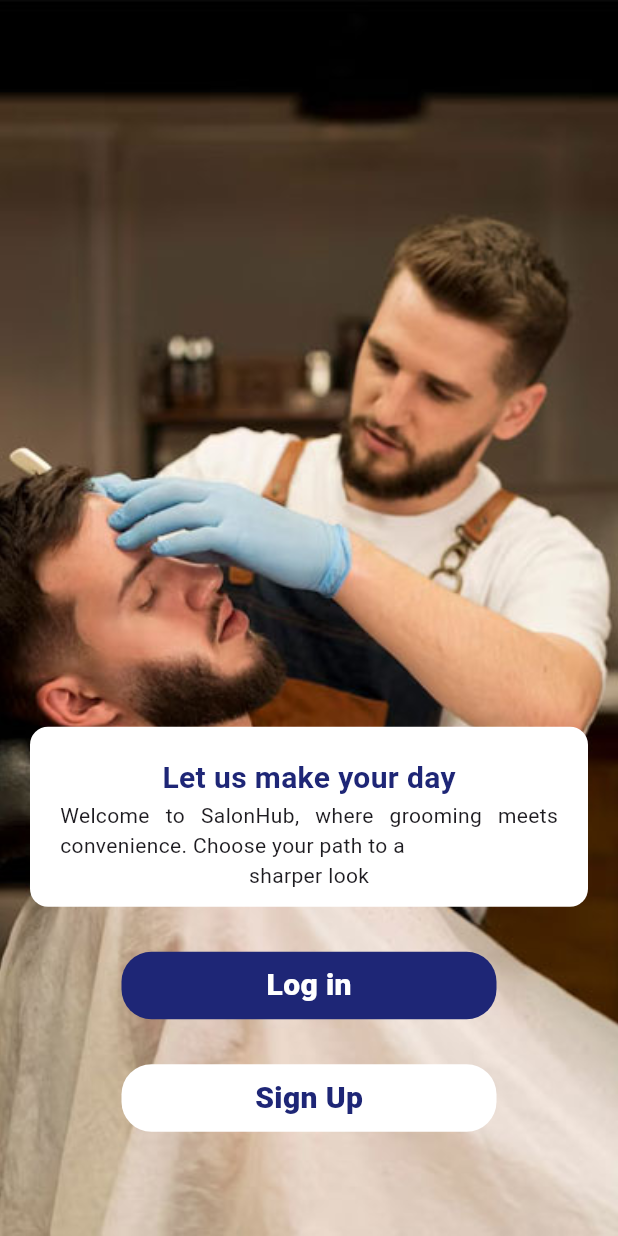
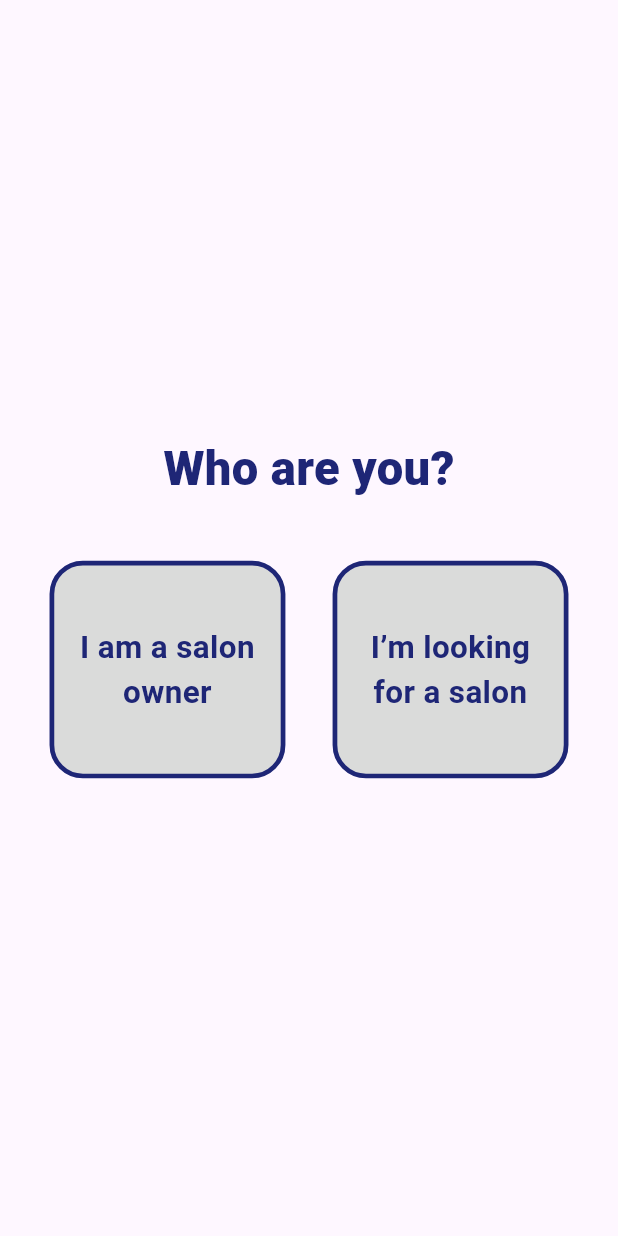
Before and after one commit to hamad-mf/salon_booking, a Flutter app: the screen it shows after launch, on a phone screen of 412 x 824 dp. Run offline on Flutter 3.47's test engine with Material 3 defaults, Android fonts, the phone set to English and light mode, and no system bars; our stand-ins replace cloud_firestore, firebase_auth, firebase_core, flutter_screenutil, google_sign_in, shared_preferences; accounts and stored records are empty.

Commit message:
salon owener login in progress

```diff
--- a/lib/home_screen.dart
+++ b/lib/home_screen.dart
@@ -32,6 +32,11 @@ class _HomeScreenState extends State<HomeScreen> {
           ),
         ],
       ),
+
+      body: Column(
+        mainAxisAlignment: MainAxisAlignment.center,
+        children: [Center(child: Text("user home screen"))],
+      ),
     );
   }
 }
--- a/lib/main.dart
+++ b/lib/main.dart
@@ -1,18 +1,15 @@
-
 import 'package:firebase_core/firebase_core.dart';
 import 'package:flutter/material.dart';
+import 'package:flutter_screenutil/flutter_screenutil.dart';
 import 'package:provider/provider.dart';
 import 'package:salon_booking/Controller/sign_in_controller.dart';
 import 'package:salon_booking/Controller/sign_up_controller.dart';
-import 'package:salon_booking/firebase_options.dart';
+
 import 'package:salon_booking/splash_screen.dart';
 
-
-Future<void> main() async {
-   WidgetsFlutterBinding.ensureInitialized();
-  await Firebase.initializeApp(
-    options: DefaultFirebaseOptions.currentPlatform,
-  );
+void main() async {
+  WidgetsFlutterBinding.ensureInitialized();
+  await Firebase.initializeApp();
   runApp(MyApp());
 }
 
@@ -23,13 +20,16 @@ class MyApp extends StatelessWidget {
   Widget build(BuildContext context) {
     return MultiProvider(
       providers: [
-       ChangeNotifierProvider(
-          create: (context) => SignUpController(),
+        ChangeNotifierProvider(create: (context) => SignUpController()),
+        ChangeNotifierProvider(create: (context) => SignInController()),
+      ],
+      child: ScreenUtilInit(
+        designSize: Size(393, 852),
+        child: MaterialApp(
+          debugShowCheckedModeBanner: false,
+          home: SplashScreen(),
         ),
-         ChangeNotifierProvider(
-          create: (context) => SignInController(),
-        ),
-      ],
-      child: MaterialApp(debugShowCheckedModeBanner: false, home: SplashScreen()));
+      ),
+    );
   }
 }
--- a/lib/onboarding_screen.dart
+++ b/lib/onboarding_screen.dart
@@ -1,4 +1,5 @@
 import 'package:flutter/material.dart';
+import 'package:flutter_screenutil/flutter_screenutil.dart';
 import 'package:salon_booking/login_screen.dart';
 import 'package:salon_booking/sign_up_screen.dart';
 
@@ -21,46 +22,46 @@ class OnboardingScreen extends StatelessWidget {
           // Other elements over the image
           Center(
             child: Padding(
-              padding: EdgeInsets.symmetric(horizontal: 20),
+              padding: EdgeInsets.symmetric(horizontal: 20.w),
               child: Column(
                 mainAxisAlignment: MainAxisAlignment.center,
                 children: [
-                  SizedBox(height: 415),
+                  SizedBox(height: 415.h),
                   Container(
-                    padding: EdgeInsets.symmetric(horizontal: 20),
-                    height: 120,
+                    padding: EdgeInsets.symmetric(horizontal: 20.w),
+                    height: 120.h,
                     width: double.infinity,
                     decoration: BoxDecoration(
-                      borderRadius: BorderRadius.circular(12),
+                      borderRadius: BorderRadius.circular(12.r),
 
                       color: Colors.white,
                     ),
 
                     child: Column(
                       children: [
-                        SizedBox(height: 20),
+                        SizedBox(height: 20.h),
                         Text(
                           "Let us make your day",
                           style: TextStyle(
                             color: Color(0xff1E2676),
-                            fontSize: 20,
+                            fontSize: 20.sp,
                             fontWeight: FontWeight.w700,
                           ),
                         ),
                         Text(
                           textAlign: TextAlign.justify,
-                          style: TextStyle(fontSize: 14),
+                          style: TextStyle(fontSize: 14.sp),
                           "Welcome to SalonHub, where grooming meets convenience. Choose your path to a ",
                         ),
                         Text(
                           textAlign: TextAlign.justify,
-                          style: TextStyle(fontSize: 14),
+                          style: TextStyle(fontSize: 14.sp),
                           "sharper look",
                         ),
                       ],
                     ),
                   ),
-                  SizedBox(height: 30),
+                  SizedBox(height: 30.h),
                   InkWell(
                     onTap: () {
                       Navigator.push(
@@ -69,10 +70,10 @@ class OnboardingScreen extends StatelessWidget {
                       );
                     },
                     child: Container(
-                      height: 45,
-                      width: 250,
+                      height: 45.h,
+                      width: 250.w,
                       decoration: BoxDecoration(
-                        borderRadius: BorderRadius.circular(20),
+                        borderRadius: BorderRadius.circular(20.r),
 
                         color: Color(0xff1E2676),
                       ),
@@ -82,14 +83,14 @@ class OnboardingScreen extends StatelessWidget {
                           "Log in",
                           style: TextStyle(
                             color: Colors.white,
-                            fontSize: 20,
+                            fontSize: 20.sp,
                             fontWeight: FontWeight.w900,
                           ),
                         ),
                       ),
                     ),
                   ),
-                  SizedBox(height: 30),
+                  SizedBox(height: 30.h),
                   InkWell(
                     onTap: () {
                       Navigator.push(
@@ -98,10 +99,10 @@ class OnboardingScreen extends StatelessWidget {
                       );
                     },
                     child: Container(
-                      height: 45,
-                      width: 250,
+                      height: 45.h,
+                      width: 250.w,
                       decoration: BoxDecoration(
-                        borderRadius: BorderRadius.circular(20),
+                        borderRadius: BorderRadius.circular(20.r),
 
                         color: Color(0xffffffff),
                       ),
@@ -111,7 +112,7 @@ class OnboardingScreen extends StatelessWidget {
                           "Sign Up",
                           style: TextStyle(
                             color: Color(0xff1E2676),
-                            fontSize: 20,
+                            fontSize: 20.sp,
                             fontWeight: FontWeight.w900,
                           ),
                         ),
--- /dev/null
+++ b/lib/profile_selection_screen.dart
@@ -0,0 +1,106 @@
+import 'package:flutter/material.dart';
+import 'package:flutter_screenutil/flutter_screenutil.dart';
+import 'package:salon_booking/Salon%20Owner%20Screens/salon_owner_onboarding_screen.dart';
+import 'package:salon_booking/onboarding_screen.dart';
+
+class ProfileSelectionScreen extends StatelessWidget {
+  const ProfileSelectionScreen({super.key});
+
+  @override
+  Widget build(BuildContext context) {
+    return Scaffold(
+      body: Center(
+        child: Column(
+          children: [
+            SizedBox(height: 300.h),
+            Text(
+              "Who are you?",
+              style: TextStyle(
+                color: Color(0xff1E2676),
+                fontSize: 30.sp,
+                fontWeight: FontWeight.w800,
+              ),
+            ),
+            SizedBox(height: 40.h),
+            Row(
+              mainAxisAlignment: MainAxisAlignment.center,
+              children: [
+                InkWell(
+                  onTap: () {
+                    Navigator.push(
+                      context,
+                      MaterialPageRoute(
+                        builder: (context) => SalonOwnerOnboardingScreen(),
+                      ),
+                    );
+                  },
+                  child: Container(
+                    padding: EdgeInsets.all(10.w),
+                    height: 150.h,
+                    width: 150.w,
+                    decoration: BoxDecoration(
+                      border: Border.all(width: 3.w, color: Color(0xff1E2676)),
+                      borderRadius: BorderRadius.circular(23.r),
+                      color: Color(0xffDADBDA),
+                    ),
+
+                    child: Center(
+                      child: Text(
+                        'I am a salon owner',
+                        maxLines: 3,
+                        overflow:
+                            TextOverflow.ellipsis, // Adds ... if text overflows
+                        textAlign: TextAlign.center,
+                        style: TextStyle(
+                          fontWeight: FontWeight.w700,
+                          fontSize: 20.sp,
+                          color: Color(0xff1E2676),
+                        ),
+                      ),
+                    ),
+                  ),
+                ),
+                SizedBox(width: 30.w),
+                InkWell(
+                  onTap: () {
+                    Navigator.push(
+                      context,
+                      MaterialPageRoute(
+                        builder: (context) => OnboardingScreen(),
+                      ),
+                    );
+                  },
+                  child: Container(
+                    height: 150.h,
+                    width: 150.w,
+                    padding: EdgeInsets.all(10.w),
+                    decoration: BoxDecoration(
+                      border: Border.all(width: 3.w, color: Color(0xff1E2676)),
+                      borderRadius: BorderRadius.circular(23.r),
+                      color: Color(0xffDADBDA),
+                    ),
+
+                    child: Center(
+                      child: Text(
+                        'I’m looking for a salon',
+                        maxLines: 3,
+                        overflow:
+                            TextOverflow.ellipsis, // Adds ... if text overflows
+                        textAlign: TextAlign.center,
+                        style: TextStyle(
+                          fontWeight: FontWeight.w700,
+                          fontSize: 20.sp,
+                          color: Color(0xff1E2676),
+                        ),
+                      ),
+                    ),
+                  ),
+                ),
+              ],
+            ),
+          ],
+        ),
+      ),
+    );
+  }
+}
--- a/lib/splash_screen.dart
+++ b/lib/splash_screen.dart
@@ -4,6 +4,7 @@ import 'dart:developer';
 import 'package:flutter/material.dart';
 import 'package:salon_booking/home_screen.dart';
 import 'package:salon_booking/onboarding_screen.dart';
+import 'package:salon_booking/profile_selection_screen.dart';
 import 'package:shared_preferences/shared_preferences.dart';
 
 class SplashScreen extends StatefulWidget {
@@ -43,7 +44,7 @@ class _SplashScreenState extends State<SplashScreen> {
         // Navigate to onBoarding screen
         log("false");
         Navigator.of(context).pushReplacement(
-            MaterialPageRoute(builder: (_) => OnboardingScreen()));
+            MaterialPageRoute(builder: (_) => ProfileSelectionScreen()));
       }
     });
   }
--- a/pubspec.yaml
+++ b/pubspec.yaml
@@ -39,6 +39,8 @@ dependencies:
   google_sign_in: ^6.1.0
   provider: ^6.1.2
   shared_preferences: ^2.2.0
+  flutter_screenutil: ^5.9.3
+  cloud_firestore: ^5.5.0
 
 dev_dependencies:
   flutter_test:
@@ -67,6 +69,7 @@ flutter:
     - assets/splash_logo.png
     - assets/onboarding_bg.png
     - assets/google_logo.png
+    - assets/salon_owner_png.png
 
   # An image asset can refer to one or more resolution-specific "variants", see
   # https://flutter.dev/to/resolution-aware-images
```
Also changed, not shown: lib/Controller/sign_up_controller.dart (+36 -3 lines), lib/Salon Owner Screens/salon_owner_onboarding_screen.dart (added, +136 -0 lines), lib/login_screen.dart (+26 -22 lines), lib/sign_up_screen.dart (+48 -38 lines), pubspec.lock, 5 other files.
